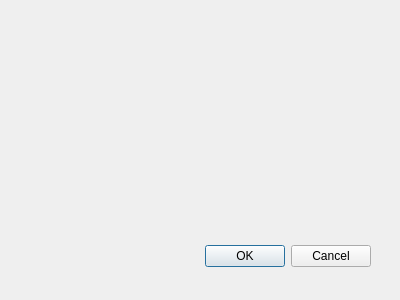
The window that documents.ui (lkucz/magazyn) describes before a commit, drawn with Qt 5.
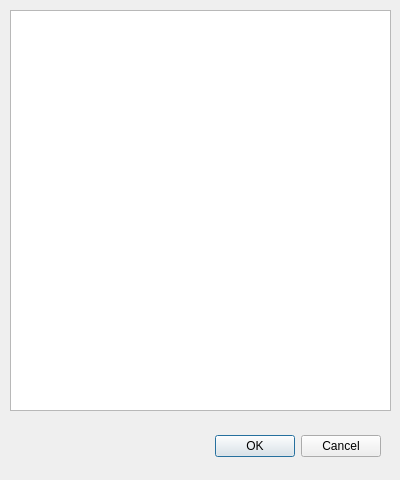
The same window after the commit.

```diff
--- a/documents.ui
+++ b/documents.ui
@@ -9,7 +9,7 @@
     <x>0</x>
     <y>0</y>
     <width>400</width>
-    <height>300</height>
+    <height>480</height>
    </rect>
   </property>
   <property name="windowTitle">
@@ -18,8 +18,8 @@
   <widget class="QDialogButtonBox" name="buttonBox">
    <property name="geometry">
     <rect>
-     <x>30</x>
-     <y>240</y>
+     <x>40</x>
+     <y>430</y>
      <width>341</width>
      <height>32</height>
     </rect>
@@ -31,6 +31,16 @@
     <set>QDialogButtonBox::Cancel|QDialogButtonBox::Ok</set>
    </property>
   </widget>
+  <widget class="QTableView" name="tableView">
+   <property name="geometry">
+    <rect>
+     <x>10</x>
+     <y>10</y>
+     <width>381</width>
+     <height>401</height>
+    </rect>
+   </property>
+  </widget>
  </widget>
  <pixmapfunction/>
  <resources/>
```
Left out of the diff: 5 changed lines with no effect on the pictures.
